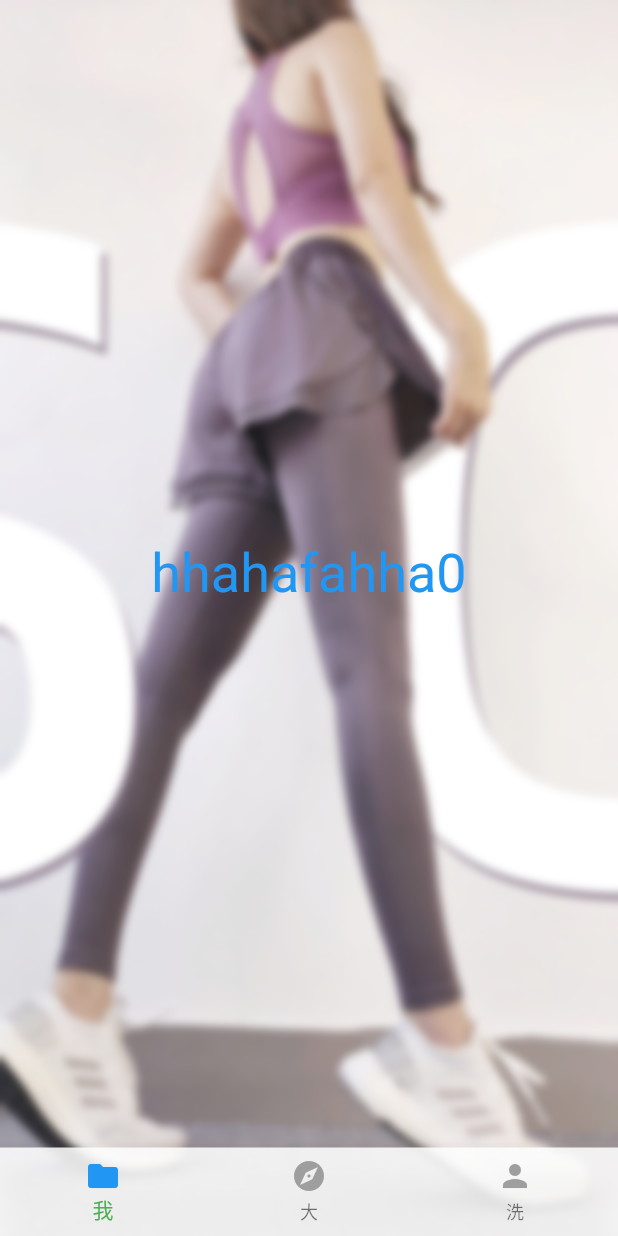
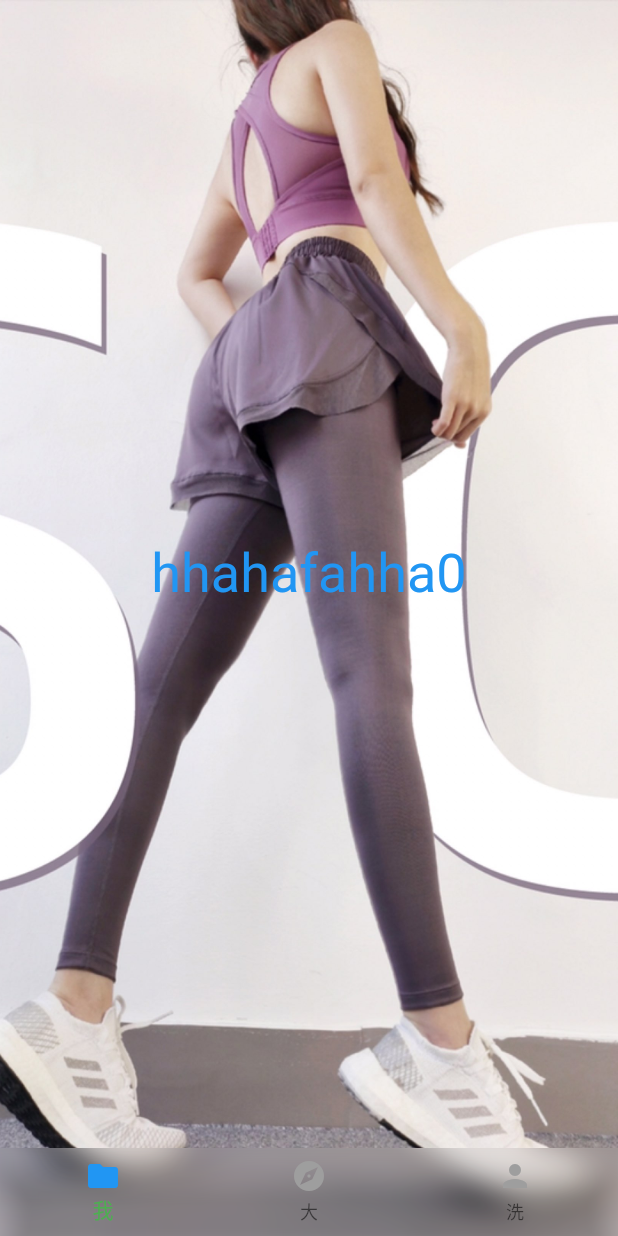
Before and after one commit to carpediemvv/flutter_buildself, a Flutter app: the screen it shows after launch, on a phone screen of 412 x 824 dp. Run offline on Flutter 3.47's test engine with Material 2 defaults, Android fonts, the light colour scheme and no system bars.

Commit message:
添加高斯模糊控件

```diff
--- a/lib/tab_navigator.dart
+++ b/lib/tab_navigator.dart
@@ -3,6 +3,7 @@ import 'dart:ui';
 import 'package:flutter/cupertino.dart';
 import 'package:flutter/material.dart';
 import 'package:puyang/ExercisePage.dart';
+import 'package:puyang/widget/BlurOvalWidget.dart';
 
 import 'Test/test.dart';
 ///底部导航框架
@@ -29,12 +30,7 @@ class _TabNavigatorState extends State<TabNavigator> {
           Padding(padding: EdgeInsets.symmetric(horizontal: 0.0, vertical: 0.0),
           child: Stack(
             children: [
-              BackdropFilter(
-                filter: new ImageFilter.blur(sigmaX: 3, sigmaY: 3),
-                child: new Container(
-                  color: Colors.white.withOpacity(0.1),
-                ),
-              ),
+
               Scaffold(
                 backgroundColor: Colors.transparent,
                 drawer: Container(
@@ -75,8 +71,8 @@ class _TabNavigatorState extends State<TabNavigator> {
                     ),
                   ),
                 ),
-                bottomNavigationBar: BottomNavigationBar(
-                  backgroundColor: Color(0xdcFFFFFF),
+                bottomNavigationBar: BlurOvalWidget(BottomNavigationBar(
+                  backgroundColor: Colors.transparent,
                   currentIndex: _currentIndex,
                   onTap: (index) {
                     //修改状态
@@ -89,7 +85,7 @@ class _TabNavigatorState extends State<TabNavigator> {
                     _bottomItem('大', Icons.explore, 1),
                     _bottomItem('洗', Icons.person, 2),
                   ],
-                ),
+                ),)
               ),
             ],
           ),
--- /dev/null
+++ b/lib/widget/BlurOvalWidget.dart
@@ -0,0 +1,29 @@
+import 'dart:ui';
+
+import 'package:flutter/material.dart';
+
+class BlurOvalWidget extends StatelessWidget {
+  final Widget _widget;
+  double _padding = 0;
+
+  BlurOvalWidget(this._widget, {double padding = 0}) {
+    if (padding != 0) this._padding = padding;
+  }
+
+  @override
+  Widget build(BuildContext context) {
+    return ClipRect(
+      child: BackdropFilter(
+        filter: ImageFilter.blur(
+          sigmaX: 10,
+          sigmaY: 10,
+        ),
+        child: Container(
+          color: Colors.white10,
+          padding: EdgeInsets.all(_padding),
+          child: _widget,
+        ),
+      ),
+    );
+  }
+}
```
